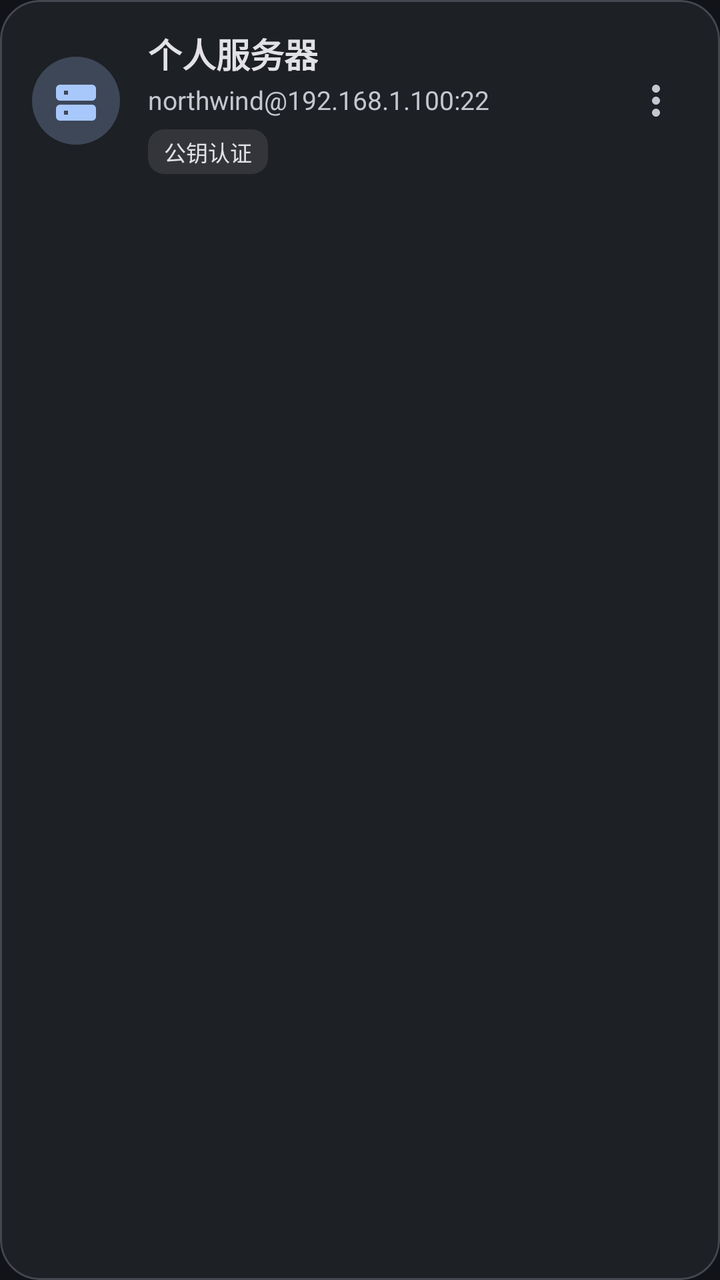
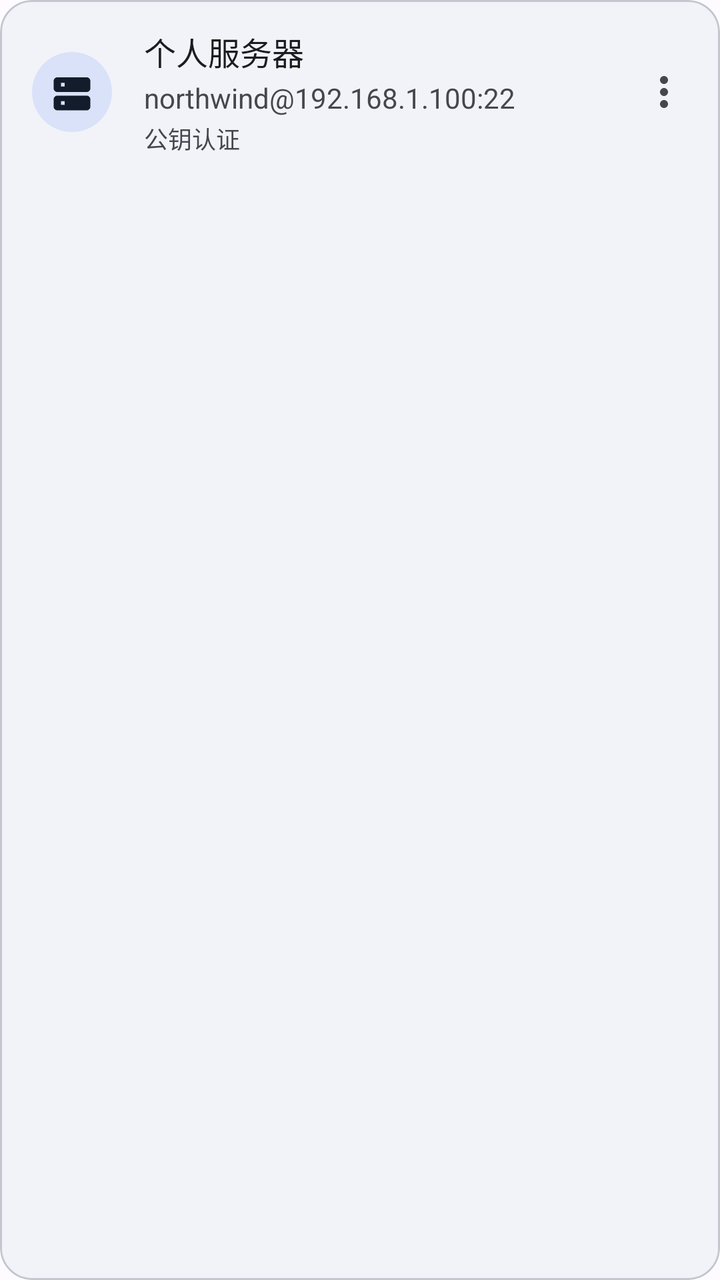

Screens rendered from an Android XML layout before and after an edit, with the pre-edit source and the edit as a unified diff.
<!-- AndroidManifest.xml: application theme AppTheme -->
<!-- res/layout/item_host_card.xml -->
<?xml version="1.0" encoding="utf-8"?>
<com.google.android.material.card.MaterialCardView
    xmlns:android="http://schemas.android.com/apk/res/android"
    xmlns:app="http://schemas.android.com/apk/res-auto"
    android:id="@+id/card_host"
    android:layout_width="match_parent"
    android:layout_height="wrap_content"
    android:layout_marginStart="16dp"
    android:layout_marginTop="5dp"
    android:layout_marginEnd="16dp"
    android:layout_marginBottom="5dp"
    android:clickable="true"
    android:focusable="true"
    android:foreground="?attr/selectableItemBackground"
    app:cardBackgroundColor="@color/md_theme_surfaceContainer"
    app:cardCornerRadius="20dp"
    app:cardElevation="0dp"
    app:strokeColor="@color/md_theme_outlineVariant"
    app:strokeWidth="1dp">

    <LinearLayout
        android:layout_width="match_parent"
        android:layout_height="wrap_content"
        android:gravity="center_vertical"
        android:orientation="horizontal"
        android:paddingStart="16dp"
        android:paddingTop="14dp"
        android:paddingEnd="12dp"
        android:paddingBottom="14dp">

        
        <FrameLayout
            android:layout_width="44dp"
            android:layout_height="44dp"
            android:background="@drawable/bg_avatar_host">

            <ImageView
                android:layout_width="24dp"
                android:layout_height="24dp"
                android:layout_gravity="center"
                android:src="@drawable/ic_server"
                app:tint="@color/md_theme_primary" />
        </FrameLayout>

        
        <LinearLayout
            android:layout_width="0dp"
            android:layout_height="wrap_content"
            android:layout_marginStart="14dp"
            android:layout_weight="1"
            android:orientation="vertical">

            <TextView
                android:id="@+id/tv_host_title"
                android:layout_width="wrap_content"
                android:layout_height="wrap_content"
                android:text="个人服务器"
                android:textColor="@color/md_theme_onSurface"
                android:textSize="17sp"
                android:textStyle="bold"
                android:fontFamily="sans-serif-medium" />

            <TextView
                android:id="@+id/tv_host_endpoint"
                android:layout_width="wrap_content"
                android:layout_height="wrap_content"
                android:layout_marginTop="2dp"
                android:text="northwind@192.168.1.100:22"
                android:textColor="@color/md_theme_onSurfaceVariant"
                android:textSize="13sp" />

            
            <LinearLayout
                android:layout_width="wrap_content"
                android:layout_height="wrap_content"
                android:layout_marginTop="6dp"
                android:gravity="center_vertical"
                android:orientation="horizontal">

                
                <TextView
                    android:id="@+id/tv_chip_auth"
                    android:layout_width="wrap_content"
                    android:layout_height="wrap_content"
                    android:background="@drawable/bg_chip_tag"
                    android:text="公钥认证"
                    android:textColor="@color/md_theme_onSurface"
                    android:textSize="11sp" />

                
                <TextView
                    android:id="@+id/tv_chip_startup"
                    android:layout_width="wrap_content"
                    android:layout_height="wrap_content"
                    android:layout_marginStart="6dp"
                    android:background="@drawable/bg_chip_tag"
                    android:text="▸ tmux a"
                    android:textColor="@color/md_theme_onSurfaceVariant"
                    android:textSize="11sp"
                    android:visibility="gone" />
            </LinearLayout>
        </LinearLayout>

        
        <ImageButton
            android:id="@+id/btn_host_more"
            android:layout_width="40dp"
            android:layout_height="40dp"
            android:background="?attr/selectableItemBackgroundBorderless"
            android:contentDescription="操作选项"
            android:padding="8dp"
            android:src="@drawable/ic_more_vert"
            app:tint="@color/md_theme_onSurfaceVariant" />
    </LinearLayout>

</com.google.android.material.card.MaterialCardView>
<!-- resources referenced by this layout -->
<resources>
  <color name="md_theme_onSurface">#E2E2E6</color>
  <color name="md_theme_onSurfaceVariant">#C4C6D0</color>
  <color name="md_theme_outlineVariant">#44474E</color>
  <color name="md_theme_primary">#A8C7FA</color>
  <color name="md_theme_surfaceContainer">#1D2024</color>
  <!-- drawable bg_avatar_host (drawable) -->
  <?xml version="1.0" encoding="utf-8"?>
  <shape xmlns:android="http://schemas.android.com/apk/res/android"
      android:shape="oval">
      <solid android:color="@color/md_theme_secondaryContainer" />
  </shape>
  <!-- drawable bg_chip_tag (drawable) -->
  <?xml version="1.0" encoding="utf-8"?>
  <shape xmlns:android="http://schemas.android.com/apk/res/android"
      android:shape="rectangle">
      <corners android:radius="8dp" />
      <solid android:color="@color/md_theme_surfaceContainerHighest" />
      <padding android:left="8dp" android:top="3dp" android:right="8dp" android:bottom="3dp" />
  </shape>
  <style name="AppTheme" parent="Theme.Material3.DayNight.NoActionBar">
          <item name="colorPrimary">@color/md_theme_primary</item>
          <item name="colorOnPrimary">@color/md_theme_onPrimary</item>
          <item name="colorPrimaryContainer">@color/md_theme_primaryContainer</item>
          <item name="colorOnPrimaryContainer">@color/md_theme_onPrimaryContainer</item>
  
          <item name="colorSecondary">@color/md_theme_secondary</item>
          <item name="colorOnSecondary">@color/md_theme_onSecondary</item>
          <item name="colorSecondaryContainer">@color/md_theme_secondaryContainer</item>
          <item name="colorOnSecondaryContainer">@color/md_theme_onSecondaryContainer</item>
  
          <item name="colorTertiary">@color/md_theme_tertiary</item>
          <item name="colorOnTertiary">@color/md_theme_onTertiary</item>
          <item name="colorTertiaryContainer">@color/md_theme_tertiaryContainer</item>
          <item name="colorOnTertiaryContainer">@color/md_theme_onTertiaryContainer</item>
  
          <item name="colorError">@color/md_theme_error</item>
          <item name="colorOnError">@color/md_theme_onError</item>
          <item name="colorErrorContainer">@color/md_theme_errorContainer</item>
          <item name="colorOnErrorContainer">@color/md_theme_onErrorContainer</item>
  
          <item name="colorSurface">@color/md_theme_surface</item>
          <item name="colorOnSurface">@color/md_theme_onSurface</item>
          <item name="colorSurfaceVariant">@color/md_theme_surfaceVariant</item>
          <item name="colorOnSurfaceVariant">@color/md_theme_onSurfaceVariant</item>
  
          <item name="colorOutline">@color/md_theme_outline</item>
          <item name="colorOutlineVariant">@color/md_theme_outlineVariant</item>
  
          <item name="android:colorBackground">@color/md_theme_background</item>
          <item name="android:statusBarColor">@android:color/transparent</item>
          <item name="android:navigationBarColor">@android:color/transparent</item>
          <item name="android:windowLightStatusBar">false</item>
  
          <item name="bottomSheetDialogTheme">@style/PixelBottomSheetDialogTheme</item>
          <item name="materialAlertDialogTheme">@style/PixelAlertDialogTheme</item>
      </style>
  <color name="md_theme_secondaryContainer">#3D4758</color>
  <color name="md_theme_surfaceContainerHighest">#33353A</color>
  <color name="md_theme_onPrimary">#00315B</color>
  <color name="md_theme_primaryContainer">#004A77</color>
  <color name="md_theme_onPrimaryContainer">#C2E7FF</color>
  <color name="md_theme_secondary">#BCC7DB</color>
  <color name="md_theme_onSecondary">#263141</color>
  <color name="md_theme_onSecondaryContainer">#D8E3F8</color>
  <color name="md_theme_tertiary">#6DD58C</color>
  <color name="md_theme_onTertiary">#0A3818</color>
  <color name="md_theme_tertiaryContainer">#1E522D</color>
  <color name="md_theme_onTertiaryContainer">#A8F2B5</color>
  <color name="md_theme_error">#F2B8B5</color>
  <color name="md_theme_onError">#601410</color>
  <color name="md_theme_errorContainer">#8C1D18</color>
  <color name="md_theme_onErrorContainer">#F9DEDC</color>
  <color name="md_theme_surface">#111318</color>
  <color name="md_theme_surfaceVariant">#44474E</color>
  <color name="md_theme_outline">#8E9099</color>
  <color name="md_theme_background">#111318</color>
  <style name="PixelAlertDialogTheme" parent="ThemeOverlay.Material3.MaterialAlertDialog">
          <item name="shapeAppearance">@style/ShapeAppearance.Pixel.Dialog</item>
          <item name="colorSurface">@color/md_theme_surfaceContainerHigh</item>
      </style>
  <style name="PixelBottomSheetModalStyle" parent="Widget.Material3.BottomSheet.Modal">
          <item name="backgroundTint">@color/md_theme_surfaceContainerHigh</item>
          <item name="shapeAppearance">@style/ShapeAppearance.Pixel.BottomSheet</item>
      </style>
  <color name="md_theme_surfaceContainerHigh">#282A2F</color>
  <!-- unchanged entries left out for length: 5 -->
</resources>

<!-- the commit's change to res/layout/item_host_card.xml (unified diff, before → after) -->
@@ -6,17 +6,15 @@
     android:layout_width="match_parent"
     android:layout_height="wrap_content"
     android:layout_marginStart="16dp"
-    android:layout_marginTop="5dp"
+    android:layout_marginTop="4dp"
     android:layout_marginEnd="16dp"
-    android:layout_marginBottom="5dp"
+    android:layout_marginBottom="4dp"
     android:clickable="true"
     android:focusable="true"
-    android:foreground="?attr/selectableItemBackground"
-    app:cardBackgroundColor="@color/md_theme_surfaceContainer"
-    app:cardCornerRadius="20dp"
+    app:cardBackgroundColor="?attr/colorSurfaceContainer"
+    app:cardCornerRadius="16dp"
     app:cardElevation="0dp"
-    app:strokeColor="@color/md_theme_outlineVariant"
-    app:strokeWidth="1dp">
+    app:rippleColor="?attr/colorPrimary">
 
     <LinearLayout
         android:layout_width="match_parent"
@@ -25,28 +23,29 @@
         android:orientation="horizontal"
         android:paddingStart="16dp"
         android:paddingTop="14dp"
-        android:paddingEnd="12dp"
+        android:paddingEnd="8dp"
         android:paddingBottom="14dp">
 
         
         <FrameLayout
-            android:layout_width="44dp"
-            android:layout_height="44dp"
+            android:layout_width="40dp"
+            android:layout_height="40dp"
             android:background="@drawable/bg_avatar_host">
 
             <ImageView
-                android:layout_width="24dp"
-                android:layout_height="24dp"
+                android:layout_width="22dp"
+                android:layout_height="22dp"
                 android:layout_gravity="center"
+                android:contentDescription="@null"
                 android:src="@drawable/ic_server"
-                app:tint="@color/md_theme_primary" />
+                app:tint="?attr/colorOnSecondaryContainer" />
         </FrameLayout>
 
         
         <LinearLayout
             android:layout_width="0dp"
             android:layout_height="wrap_content"
-            android:layout_marginStart="14dp"
+            android:layout_marginStart="16dp"
             android:layout_weight="1"
             android:orientation="vertical">
 
@@ -54,54 +53,36 @@
                 android:id="@+id/tv_host_title"
                 android:layout_width="wrap_content"
                 android:layout_height="wrap_content"
+                android:ellipsize="end"
+                android:fontFamily="sans-serif-medium"
+                android:singleLine="true"
                 android:text="个人服务器"
-                android:textColor="@color/md_theme_onSurface"
-                android:textSize="17sp"
-                android:textStyle="bold"
-                android:fontFamily="sans-serif-medium" />
+                android:textColor="?attr/colorOnSurface"
+                android:textSize="16sp" />
 
             <TextView
                 android:id="@+id/tv_host_endpoint"
                 android:layout_width="wrap_content"
                 android:layout_height="wrap_content"
                 android:layout_marginTop="2dp"
+                android:ellipsize="end"
+                android:singleLine="true"
                 android:text="northwind@192.168.1.100:22"
-                android:textColor="@color/md_theme_onSurfaceVariant"
-                android:textSize="13sp" />
+                android:textColor="?attr/colorOnSurfaceVariant"
+                android:textSize="14sp" />
 
-            
-            <LinearLayout
+            <TextView
+                android:id="@+id/tv_host_meta"
                 android:layout_width="wrap_content"
                 android:layout_height="wrap_content"
-                android:layout_marginTop="6dp"
-                android:gravity="center_vertical"
-                android:orientation="horizontal">
-
-                
-                <TextView
-                    android:id="@+id/tv_chip_auth"
-                    android:layout_width="wrap_content"
-                    android:layout_height="wrap_content"
-                    android:background="@drawable/bg_chip_tag"
-                    android:text="公钥认证"
-                    android:textColor="@color/md_theme_onSurface"
-                    android:textSize="11sp" />
-
-                
-                <TextView
-                    android:id="@+id/tv_chip_startup"
-                    android:layout_width="wrap_content"
-                    android:layout_height="wrap_content"
-                    android:layout_marginStart="6dp"
-                    android:background="@drawable/bg_chip_tag"
-                    android:text="▸ tmux a"
-                    android:textColor="@color/md_theme_onSurfaceVariant"
-                    android:textSize="11sp"
-                    android:visibility="gone" />
-            </LinearLayout>
+                android:layout_marginTop="2dp"
+                android:ellipsize="end"
+                android:singleLine="true"
+                android:text="公钥认证"
+                android:textColor="?attr/colorOnSurfaceVariant"
+                android:textSize="12sp" />
         </LinearLayout>
 
-        
         <ImageButton
             android:id="@+id/btn_host_more"
             android:layout_width="40dp"
@@ -110,7 +91,7 @@
             android:contentDescription="操作选项"
             android:padding="8dp"
             android:src="@drawable/ic_more_vert"
-            app:tint="@color/md_theme_onSurfaceVariant" />
+            app:tint="?attr/colorOnSurfaceVariant" />
     </LinearLayout>
 
 </com.google.android.material.card.MaterialCardView>
<!-- resource entries referenced after the edit -->
@@ -1,23 +1,15 @@
 <!-- resources referenced by this layout -->
 <resources>
-  <color name="md_theme_onSurface">#E2E2E6</color>
-  <color name="md_theme_onSurfaceVariant">#C4C6D0</color>
-  <color name="md_theme_outlineVariant">#44474E</color>
-  <color name="md_theme_primary">#A8C7FA</color>
-  <color name="md_theme_surfaceContainer">#1D2024</color>
+  <color name="md_theme_onSurface">#1A1C1E</color>
+  <color name="md_theme_onSurfaceVariant">#44474E</color>
+  <color name="md_theme_outlineVariant">#C4C6D0</color>
+  <color name="md_theme_primary">#0B57D0</color>
+  <color name="md_theme_surfaceContainer">#F1F3F9</color>
   <!-- drawable bg_avatar_host (drawable) -->
   <?xml version="1.0" encoding="utf-8"?>
   <shape xmlns:android="http://schemas.android.com/apk/res/android"
       android:shape="oval">
-      <solid android:color="@color/md_theme_secondaryContainer" />
-  </shape>
-  <!-- drawable bg_chip_tag (drawable) -->
-  <?xml version="1.0" encoding="utf-8"?>
-  <shape xmlns:android="http://schemas.android.com/apk/res/android"
-      android:shape="rectangle">
-      <corners android:radius="8dp" />
-      <solid android:color="@color/md_theme_surfaceContainerHighest" />
-      <padding android:left="8dp" android:top="3dp" android:right="8dp" android:bottom="3dp" />
+      <solid android:color="?attr/colorSecondaryContainer" />
   </shape>
   <style name="AppTheme" parent="Theme.Material3.DayNight.NoActionBar">
           <item name="colorPrimary">@color/md_theme_primary</item>
@@ -44,47 +36,53 @@
           <item name="colorOnSurface">@color/md_theme_onSurface</item>
           <item name="colorSurfaceVariant">@color/md_theme_surfaceVariant</item>
           <item name="colorOnSurfaceVariant">@color/md_theme_onSurfaceVariant</item>
-  
+          <item name="colorSurfaceContainerLowest">@color/md_theme_surfaceContainerLowest</item>
+          <item name="colorSurfaceContainerLow">@color/md_theme_surfaceContainerLow</item>
+          <item name="colorSurfaceContainer">@color/md_theme_surfaceContainer</item>
+          <item name="colorSurfaceContainerHigh">@color/md_theme_surfaceContainerHigh</item>
+          <item name="colorSurfaceContainerHighest">@color/md_theme_surfaceContainerHighest</item>
+          <item name="colorOnBackground">@color/md_theme_onBackground</item>
           <item name="colorOutline">@color/md_theme_outline</item>
           <item name="colorOutlineVariant">@color/md_theme_outlineVariant</item>
   
-          <item name="android:colorBackground">@color/md_theme_background</item>
+          <item name="android:windowBackground">@color/md_theme_surface</item>
           <item name="android:statusBarColor">@android:color/transparent</item>
           <item name="android:navigationBarColor">@android:color/transparent</item>
-          <item name="android:windowLightStatusBar">false</item>
   
           <item name="bottomSheetDialogTheme">@style/PixelBottomSheetDialogTheme</item>
           <item name="materialAlertDialogTheme">@style/PixelAlertDialogTheme</item>
       </style>
-  <color name="md_theme_secondaryContainer">#3D4758</color>
-  <color name="md_theme_surfaceContainerHighest">#33353A</color>
-  <color name="md_theme_onPrimary">#00315B</color>
-  <color name="md_theme_primaryContainer">#004A77</color>
-  <color name="md_theme_onPrimaryContainer">#C2E7FF</color>
-  <color name="md_theme_secondary">#BCC7DB</color>
-  <color name="md_theme_onSecondary">#263141</color>
-  <color name="md_theme_onSecondaryContainer">#D8E3F8</color>
-  <color name="md_theme_tertiary">#6DD58C</color>
-  <color name="md_theme_onTertiary">#0A3818</color>
-  <color name="md_theme_tertiaryContainer">#1E522D</color>
-  <color name="md_theme_onTertiaryContainer">#A8F2B5</color>
-  <color name="md_theme_error">#F2B8B5</color>
-  <color name="md_theme_onError">#601410</color>
-  <color name="md_theme_errorContainer">#8C1D18</color>
-  <color name="md_theme_onErrorContainer">#F9DEDC</color>
-  <color name="md_theme_surface">#111318</color>
-  <color name="md_theme_surfaceVariant">#44474E</color>
-  <color name="md_theme_outline">#8E9099</color>
-  <color name="md_theme_background">#111318</color>
+  <color name="md_theme_secondaryContainer">#DAE2F9</color>
+  <color name="md_theme_surfaceContainerHighest">#E6E8EE</color>
+  <color name="md_theme_onBackground">#1A1C1E</color>
+  <color name="md_theme_onPrimary">#FFFFFF</color>
+  <color name="md_theme_primaryContainer">#D3E3FD</color>
+  <color name="md_theme_onPrimaryContainer">#041E49</color>
+  <color name="md_theme_secondary">#565E71</color>
+  <color name="md_theme_onSecondary">#FFFFFF</color>
+  <color name="md_theme_onSecondaryContainer">#131C2B</color>
+  <color name="md_theme_tertiary">#146C2E</color>
+  <color name="md_theme_onTertiary">#FFFFFF</color>
+  <color name="md_theme_tertiaryContainer">#C4EED0</color>
+  <color name="md_theme_onTertiaryContainer">#072711</color>
+  <color name="md_theme_error">#BA1A1A</color>
+  <color name="md_theme_onError">#FFFFFF</color>
+  <color name="md_theme_errorContainer">#FFDAD6</color>
+  <color name="md_theme_onErrorContainer">#410002</color>
+  <color name="md_theme_surface">#FDFBFF</color>
+  <color name="md_theme_surfaceVariant">#E1E2EC</color>
+  <color name="md_theme_surfaceContainerLowest">#FFFFFF</color>
+  <color name="md_theme_surfaceContainerLow">#F7F8FC</color>
+  <color name="md_theme_outline">#74777F</color>
   <style name="PixelAlertDialogTheme" parent="ThemeOverlay.Material3.MaterialAlertDialog">
           <item name="shapeAppearance">@style/ShapeAppearance.Pixel.Dialog</item>
-          <item name="colorSurface">@color/md_theme_surfaceContainerHigh</item>
+          <item name="colorSurface">?attr/colorSurfaceContainerHigh</item>
       </style>
   <style name="PixelBottomSheetModalStyle" parent="Widget.Material3.BottomSheet.Modal">
-          <item name="backgroundTint">@color/md_theme_surfaceContainerHigh</item>
+          <item name="backgroundTint">?attr/colorSurfaceContainerLow</item>
           <item name="shapeAppearance">@style/ShapeAppearance.Pixel.BottomSheet</item>
       </style>
-  <color name="md_theme_surfaceContainerHigh">#282A2F</color>
+  <color name="md_theme_surfaceContainerHigh">#ECEEF4</color>
   <!-- unchanged entries left out for length: 5 -->
 </resources>
 
